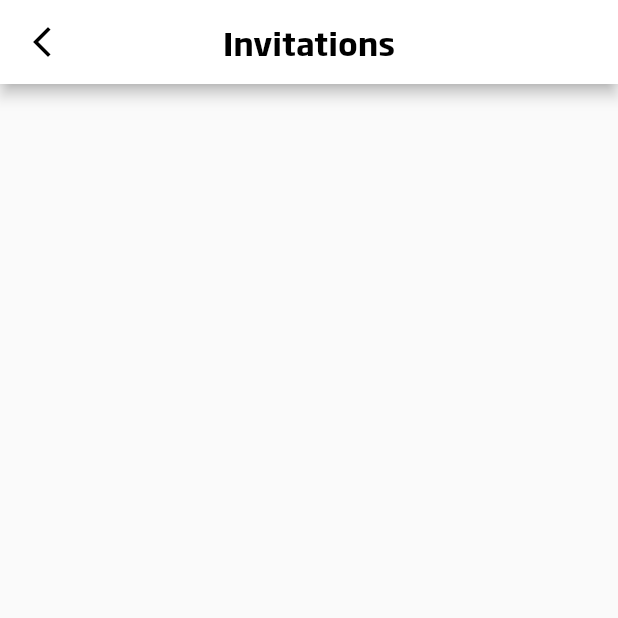
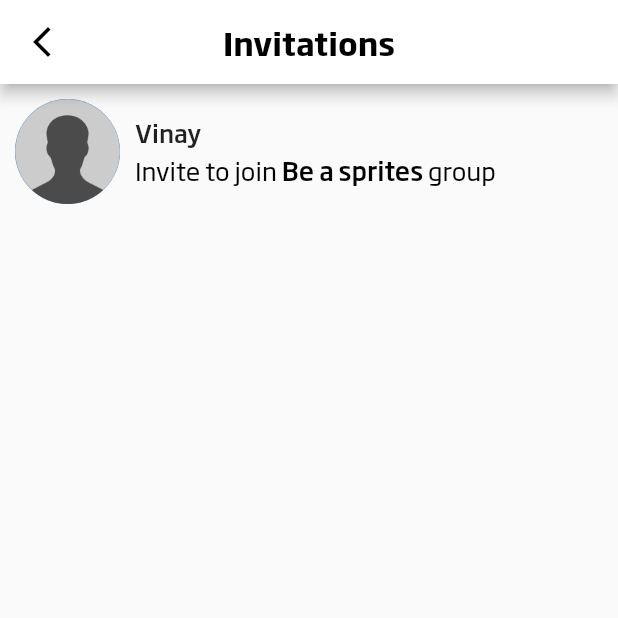
Before and after one commit to Saiprasad122/fitness99, a Flutter app: the InvitationScreen screen opened by its route, on a phone screen of 412 x 824 dp, the top half of it. Run offline on Flutter 3.47's test engine with Material 2 defaults, Android fonts, the phone set to English and light mode, and no system bars; our stand-ins replace cached_network_image, cloud_firestore, dio, equatable, firebase_auth, firebase_core and 13 more; missing offline and left inert: cloud_firestore_web, connectivity_for_web, firebase_auth_web, firebase_core_web, firebase_storage_web, image_picker_for_web and 1 more; accounts and stored records are empty; generated files the repository leaves out were written again; network calls fail; project files that could hold a hidden picture were left out.

```diff
--- a/lib/controllers/chat_screen_controller/member_list_controller.dart
+++ b/lib/controllers/chat_screen_controller/member_list_controller.dart
@@ -9,6 +9,7 @@ class MemberListController extends GetxController {
   final memberList = [].obs;
 
   void getMemberList(int group_id) async {
+    isApiCalling.value = true;
     try {
       final res = await apiService.getMemberList(group_id: group_id);
       if (res.data != null && res.status == 200) {
@@ -25,5 +26,6 @@ class MemberListController extends GetxController {
       print(e);
       customSnackBar('Error!', 'Please try again later', false);
     }
+    isApiCalling.value = false;
   }
 }
--- a/lib/core/api/api_service.dart
+++ b/lib/core/api/api_service.dart
@@ -45,6 +45,9 @@ abstract class ApiService {
       @Path('group_id') required int group_id});
   @GET(ApiUrls.MEMBER_LIST)
   Future<BaseResponse<List<JoinGroupResponse>>> getMemberList(
+      {@Path('group_id') required int group_id});
+  @GET(ApiUrls.GET_PROFILE)
+  Future<BaseResponse<User>> getProfileData(
       {@Path('group_id') required int group_id});
 
   // ----------------------- ************************ ------------------------------ //
--- a/lib/global/widgets/curtom_profile_icon_button.dart
+++ b/lib/global/widgets/curtom_profile_icon_button.dart
@@ -1,7 +1,5 @@
 import 'package:fitness_99/global/utils/fontsAndSizes.dart';
-import 'package:fitness_99/views/another_profile_view.dart';
 import 'package:flutter/material.dart';
-import 'package:get/get.dart';
 
 class CustomProfileIconButtom extends StatelessWidget {
   const CustomProfileIconButtom({Key? key, required this.profileName})
@@ -16,7 +14,7 @@ class CustomProfileIconButtom extends StatelessWidget {
           crossAxisAlignment: CrossAxisAlignment.center,
           children: [
             InkWell(
-              onTap: () => Get.to(AnotherProfileView()),
+              onTap: () {},
               child: CircleAvatar(
                 radius: 35,
                 child: Image.asset(
--- a/lib/utils/api_urls.dart
+++ b/lib/utils/api_urls.dart
@@ -20,4 +20,5 @@ class ApiUrls {
   static const CREATE_NEW_GROUP = '/createGroup/{id}';
   static const JOIN_GROUP = '/join_group/{id}/{group_id}';
   static const MEMBER_LIST = '/group_members/{group_id}';
+  static const GET_PROFILE = '/get_profile/{user_id}';
 }
--- a/lib/views/chat_screen/chat_list_screen.dart
+++ b/lib/views/chat_screen/chat_list_screen.dart
@@ -4,7 +4,7 @@ import 'package:fitness_99/global/utils/dimensions.dart';
 import 'package:fitness_99/global/utils/fontsAndSizes.dart';
 import 'package:fitness_99/global/widgets/custom_chat_tile.dart';
 import 'package:fitness_99/global/widgets/custom_search_field.dart';
-import 'package:fitness_99/global/widgets/custom_shimmer.dart';
+import 'package:fitness_99/global/widgets/custom_list_group_shimmer.dart';
 import 'package:flutter/material.dart';
 import 'package:get/get.dart';
 
--- a/lib/views/chat_screen/chat_screen_tabs/event_screen/event_detail_screen.dart
+++ b/lib/views/chat_screen/chat_screen_tabs/event_screen/event_detail_screen.dart
@@ -1,8 +1,6 @@
 import 'package:fitness_99/global/utils/fontsAndSizes.dart';
 import 'package:fitness_99/global/widgets/curtom_profile_icon_button.dart';
 import 'package:fitness_99/global/widgets/custom_buttom_button.dart';
-import 'package:fitness_99/global/widgets/custom_profile_textField.dart';
-import 'package:fitness_99/views/another_profile_view.dart';
 import 'package:flutter/material.dart';
 import 'package:get/get.dart';
 
--- a/lib/views/display_group_screen/display_my_group_screen.dart
+++ b/lib/views/display_group_screen/display_my_group_screen.dart
@@ -6,7 +6,7 @@ import 'package:fitness_99/global/utils/dimensions.dart';
 import 'package:fitness_99/global/utils/fontsAndSizes.dart';
 import 'package:fitness_99/global/widgets/custom_chat_tile.dart';
 import 'package:fitness_99/global/widgets/custom_search_field.dart';
-import 'package:fitness_99/global/widgets/custom_shimmer.dart';
+import 'package:fitness_99/global/widgets/custom_list_group_shimmer.dart';
 import 'package:flutter/material.dart';
 import 'package:flutter_svg/svg.dart';
 import 'package:get/get.dart';
--- a/lib/views/profile_screen/invitation_screen.dart
+++ b/lib/views/profile_screen/invitation_screen.dart
@@ -3,7 +3,7 @@ import 'package:flutter/material.dart';
 import 'package:get/get.dart';
 
 class InvitationScreen extends StatelessWidget {
-  const InvitationScreen({Key? key}) : super(key: key);
+  InvitationScreen({Key? key}) : super(key: key);
 
   @override
   Widget build(BuildContext context) {
@@ -23,7 +23,46 @@ class InvitationScreen extends StatelessWidget {
           ),
         ),
       ),
-      body: Container(),
+      body: ListView(
+        children: [
+          Dismissible(
+            key: UniqueKey(),
+            child: Padding(
+              padding: const EdgeInsets.all(10),
+              child: Row(
+                children: [
+                  CircleAvatar(
+                      radius: 35,
+                      child:
+                          Image.asset('assets/images/placeholders/user.png')),
+                  const SizedBox(width: 10),
+                  Column(
+                    crossAxisAlignment: CrossAxisAlignment.start,
+                    children: [
+                      Text('Vinay', style: TextStyles.sgproMedium.f22),
+                      RichText(
+                        text: TextSpan(
+                          text: 'Invite to join',
+                          children: [
+                            TextSpan(
+                              text: ' Be a sprites ',
+                              style: TextStyles.sgproMedium.f22,
+                            ),
+                            TextSpan(
+                                text: 'group',
+                                style: TextStyles.sgproRegular.f22.black)
+                          ],
+                          style: TextStyles.sgproRegular.f22.black,
+                        ),
+                      )
+                    ],
+                  ),
+                ],
+              ),
+            ),
+          )
+        ],
+      ),
     );
   }
 }
--- a/lib/views/search_screen/search_screen.dart
+++ b/lib/views/search_screen/search_screen.dart
@@ -3,7 +3,7 @@ import 'package:fitness_99/global/utils/fontsAndSizes.dart';
 import 'package:fitness_99/global/widgets/custom_chat_tile.dart';
 import 'package:fitness_99/global/widgets/custom_progress_indicator.dart';
 import 'package:fitness_99/global/widgets/custom_search_field.dart';
-import 'package:fitness_99/global/widgets/custom_shimmer.dart';
+import 'package:fitness_99/global/widgets/custom_list_group_shimmer.dart';
 import 'package:flutter/cupertino.dart';
 import 'package:flutter/material.dart';
 import 'package:get/get.dart';
```
Also changed, not shown: lib/controllers/another_profile_view_controller.dart (+6 -1 lines), lib/global/widgets/custom_profile_list_shimmer.dart (added, +35 -0 lines), lib/views/another_profile_view.dart (+14 -2 lines), lib/views/chat_screen/chat_screen_tabs/more_options_chat_screen/member_list.dart (+12 -14 lines), lib/views/profile_screen/profile_view.dart (+3 -7 lines), lib/global/widgets/custom_list_group_shimmer.dart (renamed from lib/global/widgets/custom_shimmer.dart), 1 other file.
